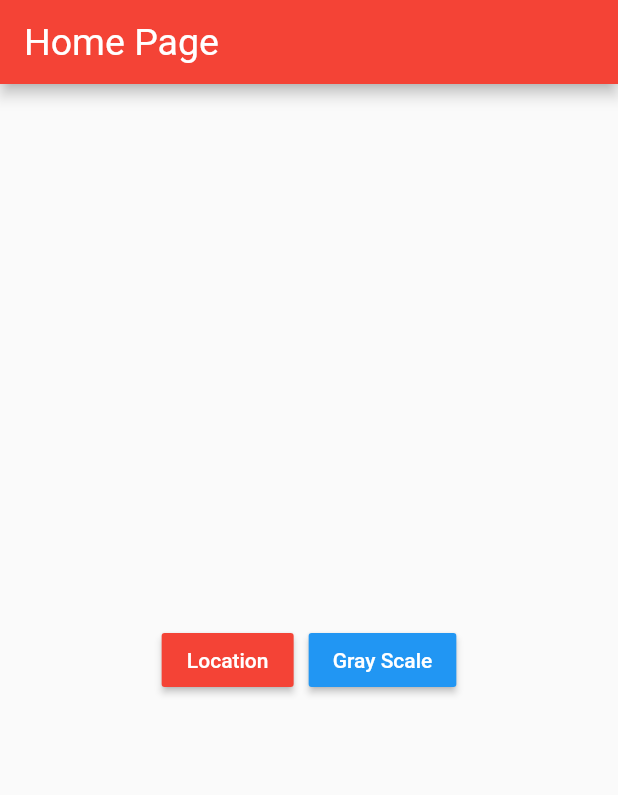
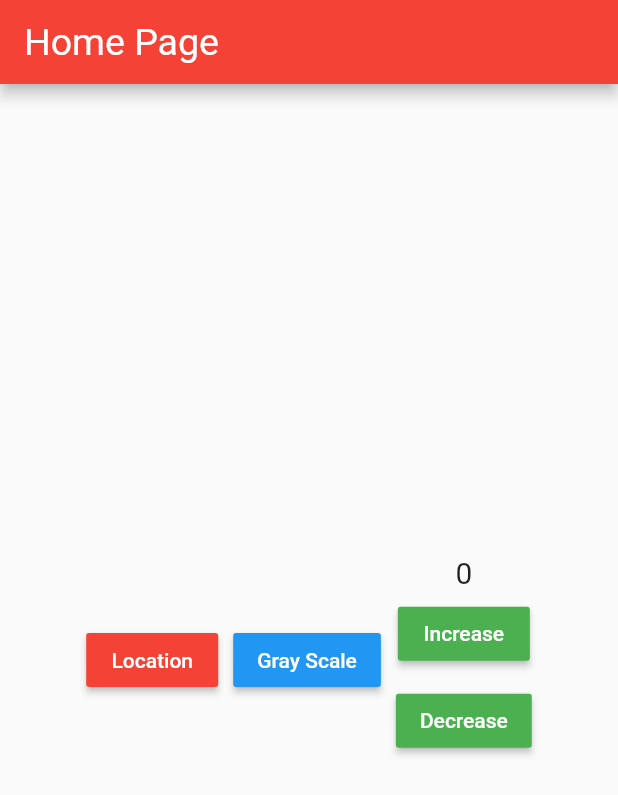
Before and after one commit to chungquantin/dart-tutorial, a Flutter app: the screen it shows after launch, on a phone screen of 412 x 824 dp. Shown: the top 795 px of the screen. Run offline on Flutter 3.47's test engine with Material 2 defaults, Android fonts, the phone set to English and light mode, and no system bars; Roboto replaces fonts that are missing (Montserrat).

```diff
--- a/hello_world/lib/main.dart
+++ b/hello_world/lib/main.dart
@@ -2,6 +2,7 @@ import 'package:flutter/material.dart';
 import 'package:hello_world/screens/components/MyButton/MyButton.dart';
 import 'package:hello_world/screens/gray_scale/gray_scale.dart';
 import 'package:hello_world/screens/location_detail/location_detail.dart';
+import 'package:provider/provider.dart';
 
 void main() {
   runApp(MyApp());
@@ -24,35 +25,43 @@ extension RouteExtension on Routes {
   }
 }
 
+class CounterModel extends ChangeNotifier {
+  int count = 0;
+  void increase() {
+    count += 1;
+    notifyListeners();
+  }
+
+  void decrease() {
+    count -= 1;
+    notifyListeners();
+  }
+}
+
 class MyApp extends StatelessWidget {
   // This widget is the root of your application.
   @override
   Widget build(BuildContext context) {
-    return MaterialApp(
+    return ChangeNotifierProvider<CounterModel>(
+        create: (context) => CounterModel(),
+        child: MaterialApp(
           title: 'Flutter Demo',
           theme: ThemeData(
               primarySwatch: Colors.green,
               appBarTheme: AppBarTheme(
                   textTheme: TextTheme(
-            headline6: TextStyle(
-              fontSize: 25
-            ),
-          )
-        ),
+                headline6: TextStyle(fontSize: 25),
+              )),
               textTheme: TextTheme(
-          bodyText2: TextStyle(
-            fontSize: 20,
-            fontFamily: "Montserrat"
-          )
-        )
-      ),
+                  bodyText2:
+                      TextStyle(fontSize: 20, fontFamily: "Montserrat"))),
           home: HomeScreen(),
           routes: {
             // Routes.home.value: (context) => HomeScreen(),
             Routes.locationDetail.value: (context) => LocationDetail(),
             Routes.grayScale.value: (context) => GrayScale(),
           },
-    );
+        ));
   }
 }
 
@@ -79,7 +88,25 @@ class HomeScreen extends StatelessWidget {
                 text: "Gray Scale",
                 textColor: Colors.white,
                 onPressEvent: () =>
-                    Navigator.pushNamed(context, Routes.grayScale.value))
+                    Navigator.pushNamed(context, Routes.grayScale.value)),
+            Consumer<CounterModel>(builder: (context, mymodel, child) {
+              return Column(
+                mainAxisAlignment: MainAxisAlignment.center,
+                children: [
+                  Text(mymodel.count.toString()),
+                  MyButton(
+                      color: Colors.green,
+                      text: "Increase",
+                      textColor: Colors.white,
+                      onPressEvent: () => mymodel.increase()),
+                  MyButton(
+                      color: Colors.green,
+                      text: "Decrease",
+                      textColor: Colors.white,
+                      onPressEvent: () => mymodel.decrease()),
+                ],
+              );
+            })
           ],
         ),
       ),
--- a/hello_world/pubspec.yaml
+++ b/hello_world/pubspec.yaml
@@ -23,6 +23,7 @@ environment:
 dependencies:
   flutter:
     sdk: flutter
+  provider: ^4.0.4
 
   # The following adds the Cupertino Icons font to your application.
   # Use with the CupertinoIcons class for iOS style icons.
```
Also changed, not shown: hello_world/lib/screens/location_detail/location_detail.dart (+14 -2 lines), hello_world/pubspec.lock. Lines whose indentation alone changed are shown as unchanged.
